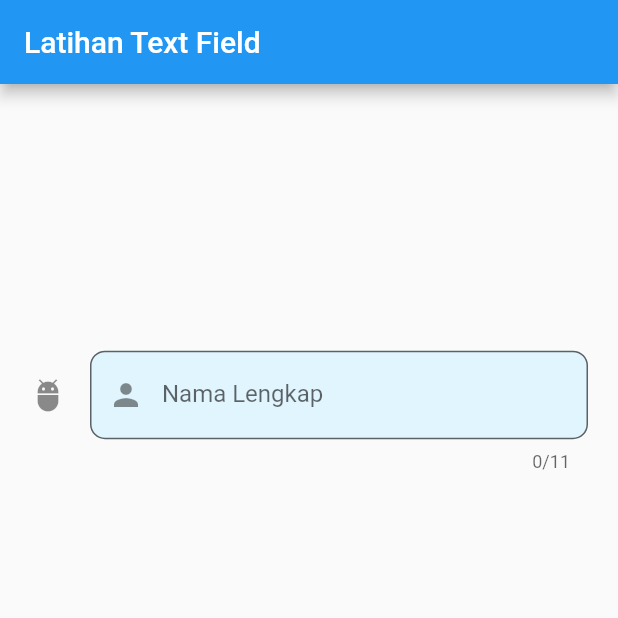
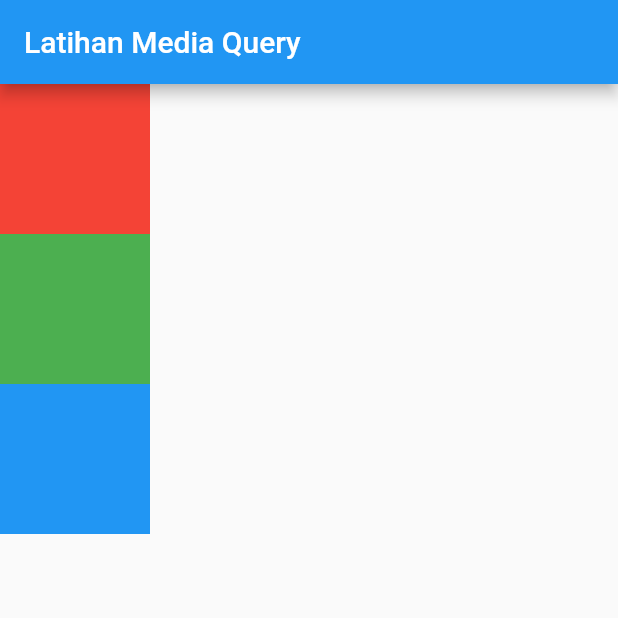
Before and after one commit to noorqidam/learn_flutter, a Flutter app: the screen it shows after launch, on a phone screen of 412 x 824 dp, the top half of it. Run offline on Flutter 3.47's test engine with Material 2 defaults, Android fonts, the phone set to English and light mode, and no system bars.

Commit message:
Media Query Layout

```diff
--- a/lib/main.dart
+++ b/lib/main.dart
@@ -2,56 +2,54 @@ import 'package:flutter/material.dart';
 
 void main() => runApp(MyApp());
 
-class MyApp extends StatefulWidget {
-  @override
-  _MyAppState createState() => _MyAppState();
-}
-
-class _MyAppState extends State<MyApp> {
-  TextEditingController controller = TextEditingController();
+class MyApp extends StatelessWidget {
   @override
   Widget build(BuildContext context) {
     return MaterialApp(
-      home: Scaffold(
-        appBar: AppBar(
-          title: Text("Latihan Text Field"),
-        ),
-        body: Container(
-          margin: EdgeInsets.all(20),
-          child: Column(
-            mainAxisAlignment: MainAxisAlignment.spaceAround,
-            children: <Widget>[
-              TextField(
-                decoration: InputDecoration(
-                    fillColor: Colors.lightBlue[50],
-                    filled: true,
-                    icon: Icon(Icons.adb),
-                    suffix: Container(
-                      width: 5,
-                      height: 5,
-                      color: Colors.red,
-                    ),
-                    prefixIcon: Icon(Icons.person),
-                    prefixText: "Name: ",
-                    prefixStyle: TextStyle(
-                        color: Colors.blue, fontWeight: FontWeight.w600),
-                    labelText: "Nama Lengkap",
-                    // labelStyle: TextStyle(),
-                    hintText: "Nama Lengkap Anda",
-                    hintStyle: TextStyle(fontSize: 12),
-                    border: OutlineInputBorder(
-                        borderRadius: BorderRadius.circular(10))),
-                maxLength: 11,
-                onChanged: (value) {
-                  setState(() {});
-                },
-                controller: controller,
-              ),
-              Text(controller.text)
-            ],
-          ),
-        ),
-      ),
+      home: MainPage(),
     );
   }
 }
+
+class MainPage extends StatelessWidget {
+  @override
+  Widget build(BuildContext context) {
+    return Scaffold(
+      appBar: AppBar(
+        title: Text("Latihan Media Query"),
+      ),
+      // body: Container(
+      //   color: Colors.red,
+      //   width: MediaQuery.of(context).size.width / 3, //lebar 1/3 dari layar
+      //   height: MediaQuery.of(context).size.height / 2, //lebar 1/2 dari layar
+      // ),
+      body: (MediaQuery.of(context).orientation == Orientation.portrait)
+          ? Column(
+              children: generateContainers(),
+            )
+          : Row(
+              children: generateContainers(),
+            ),
+    );
+  }
+
+  List<Widget> generateContainers() {
+    return <Widget>[
+      Container(
+        color: Colors.red,
+        width: 100,
+        height: 100,
+      ),
+      Container(
+        color: Colors.green,
+        width: 100,
+        height: 100,
+      ),
+      Container(
+        color: Colors.blue,
+        width: 100,
+        height: 100,
+      ),
+    ];
+  }
+}
```
